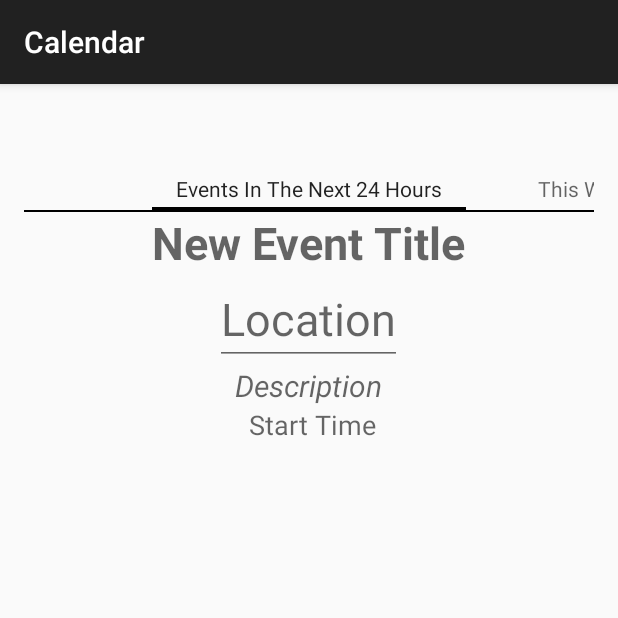
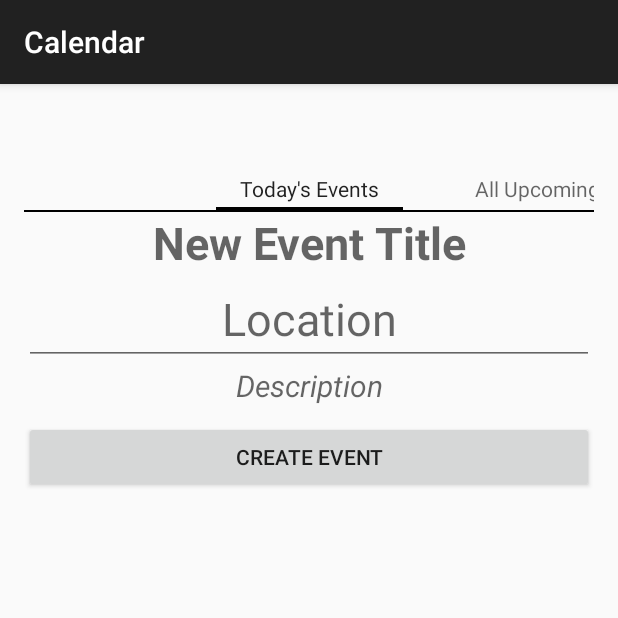
Before and after one commit to ahhhlvin/CardMAE, an Android app: the fragment AddEventToCal placed in its activity, on a phone screen of 412 x 824 dp, the top half of it. Run offline under Robolectric (Android 15) with nearby library versions, the light colour scheme and no system bars; 2 statements that could not run were skipped.

Commit message:
create event fragment working

```diff
--- a/app/src/main/java/madelyntav/c4q/nyc/googlecards/AddEventToCal.java
+++ b/app/src/main/java/madelyntav/c4q/nyc/googlecards/AddEventToCal.java
@@ -1,13 +1,15 @@
 package madelyntav.c4q.nyc.googlecards;
 
 
+import android.app.Fragment;
+import android.content.Intent;
 import android.os.Bundle;
-import android.app.Fragment;
+import android.provider.CalendarContract;
 import android.view.LayoutInflater;
 import android.view.View;
 import android.view.ViewGroup;
-
-import java.util.ArrayList;
+import android.widget.Button;
+import android.widget.EditText;
 
 
 /**
@@ -15,9 +17,22 @@ import java.util.ArrayList;
  */
 public class AddEventToCal extends android.support.v4.app.Fragment {
 
+    Button submit;
+    EditText newTitle;
+    EditText newLocation;
+    EditText description;
+    String getTitle;
+    String getLocation;
+    String getDescription;
 
     public AddEventToCal() {
         // Required empty public constructor
+    }
+
+    @Override
+    public void onActivityCreated(Bundle savedInstanceState) {
+        super.onActivityCreated(savedInstanceState);
+
     }
 
 
@@ -27,10 +42,50 @@ public class AddEventToCal extends android.support.v4.app.Fragment {
         // Inflate the layout for this fragment
         View thisView= inflater.inflate(R.layout.fragment_add_event_to_cal, container, false);
 
+        Button submit=(Button)thisView.findViewById(R.id.submit);
+        newTitle=(EditText) thisView.findViewById(R.id.newTitle);
+        newLocation=(EditText) thisView.findViewById(R.id.newLocation);
+        description=(EditText) thisView.findViewById(R.id.newDescription);
 
+
+
+
+        submit.setOnClickListener(new View.OnClickListener() {
+            @Override
+            public void onClick(View v) {
+
+                if(newTitle.getText()!=null){
+                    getTitle=newTitle.getText().toString();
+                } else {
+                    getTitle="";
+                }
+
+
+
+
+                if (newLocation.getText()!=null){
+                    getLocation=newLocation.getText().toString();
+                }
+                else {
+                    getLocation = "";
+                }
+
+
+                if(description.getText()!=null){
+                    getDescription=description.getText().toString();
+                } else{
+                    getDescription="";
+                }
+
+                Intent calIntent = new Intent(Intent.ACTION_INSERT);
+                calIntent.setType("vnd.android.cursor.item/event");
+                calIntent.putExtra(CalendarContract.Events.TITLE, getTitle);
+                calIntent.putExtra(CalendarContract.Events.EVENT_LOCATION,getLocation);
+                calIntent.putExtra(CalendarContract.Events.DESCRIPTION,getDescription);
+                startActivity(calIntent);
+            }
+        });
 
         return thisView;
     }
-
-
 }
--- a/app/src/main/java/madelyntav/c4q/nyc/googlecards/Calendar.java
+++ b/app/src/main/java/madelyntav/c4q/nyc/googlecards/Calendar.java
@@ -10,8 +10,6 @@ import android.net.ConnectivityManager;
 import android.net.NetworkInfo;
 import android.os.AsyncTask;
 import android.os.Bundle;
-import android.os.Parcel;
-import android.os.Parcelable;
 import android.support.v4.app.FragmentPagerAdapter;
 import android.support.v4.view.ViewPager;
 import android.support.v7.app.ActionBarActivity;
@@ -45,16 +43,15 @@ public class Calendar extends ActionBarActivity implements OnTaskCompleted {
      */
     com.google.api.services.calendar.Calendar mService;
 
-    GoogleAccountCredential credential;
+    public GoogleAccountCredential credential;
     TextView mStatusText;
     TextView mResultsText;
     public List<String> eventStrings;
     final HttpTransport transport = AndroidHttp.newCompatibleTransport();
     final JsonFactory jsonFactory = GsonFactory.getDefaultInstance();
     CardFragment mCardFragment;
-    TomorrowFragment mTomorrowFragment;
+    AllEventsFragment mAllEventsFragment;
     AddEventToCal mAddEventToCal;
-
     static final int REQUEST_ACCOUNT_PICKER = 1000;
     static final int REQUEST_AUTHORIZATION = 1001;
     static final int REQUEST_GOOGLE_PLAY_SERVICES = 1002;
@@ -76,7 +73,7 @@ public class Calendar extends ActionBarActivity implements OnTaskCompleted {
             //Restore the fragment's instance
             mCardFragment = (CardFragment) getSupportFragmentManager().getFragment(
                     savedInstanceState, "mCardFragment");
-            mTomorrowFragment = (TomorrowFragment) getSupportFragmentManager().getFragment(savedInstanceState, "mTomorrowFragment");
+            mAllEventsFragment = (AllEventsFragment) getSupportFragmentManager().getFragment(savedInstanceState, "mTomorrowFragment");
 
             mAddEventToCal = (AddEventToCal) getSupportFragmentManager().getFragment(savedInstanceState, "mAddEventToCal");
         }
@@ -176,10 +173,8 @@ public class Calendar extends ActionBarActivity implements OnTaskCompleted {
     protected void onSaveInstanceState(Bundle outState) {
         super.onSaveInstanceState(outState);
         getSupportFragmentManager().putFragment(outState, "mCardFragment", mCardFragment);
-        getSupportFragmentManager().putFragment(outState,"mTomorrowFragment", mTomorrowFragment);
-        getSupportFragmentManager().putFragment(outState,"mAddEventToCal", mAddEventToCal);
-
-
+        getSupportFragmentManager().putFragment(outState,"mTomorrowFragment", mAllEventsFragment);
+//        getSupportFragmentManager().putFragment(outState,"mAddEventToCal", mAddEventToCal);
     }
 
     /**
@@ -208,7 +203,7 @@ public class Calendar extends ActionBarActivity implements OnTaskCompleted {
         runOnUiThread(new Runnable() {
             @Override
             public void run() {
-                //mStatusText.setText("Retrieving data…");
+                mStatusText.setText("Retrieving data…");
 
             }
         });
@@ -318,12 +313,13 @@ public class Calendar extends ActionBarActivity implements OnTaskCompleted {
     }
 
 
-    public class ApiAsyncTask extends AsyncTask<Void, Void, ArrayList<String>> implements Parcelable {
+    public class ApiAsyncTask extends AsyncTask<Void, Void, ArrayList<String>>  {
         public Calendar mActivity;
         private OnTaskCompleted listener;
         private Context contxt;
         private Activity activity;
         private ArrayList<String> eventStrings;
+        private ArrayList<String> todayEventstrings;
 
         /**
          * Constructor.
@@ -362,17 +358,26 @@ public class Calendar extends ActionBarActivity implements OnTaskCompleted {
 
         @Override
         protected  void onPostExecute(final ArrayList<String> eventStrings) {
-            //eventStrings=new ArrayList<>();
             if (eventStrings.size() > 0) {
                 mActivity.clearResultsText();
-                mActivity.updateResultsText(eventStrings);
-                CardFragment cardFragment = (CardFragment) mPagesAdapter.getItem(0);
-
-                cardFragment.updateEventData(eventStrings);
+               // CardFragment cardFragment = (CardFragment) mPagesAdapter.getItem(0);
+                mAllEventsFragment.updateEventData(eventStrings);
 
             } else {
-                // log an error
+
+                mStatusText.setText("No Events Found");
             }
+
+            if(todayEventstrings.size() > 0) {
+                mCardFragment.updateEventData(todayEventstrings);
+            }
+            else{
+
+                mStatusText.setText("No Events Found");
+            }
+
+            mStatusText.setText("");
+
         }
 
         /**
@@ -387,17 +392,14 @@ public class Calendar extends ActionBarActivity implements OnTaskCompleted {
             DateTime tomorrow = new DateTime(System.currentTimeMillis() + 86400000);
 
             eventStrings = new ArrayList<String>();
+            todayEventstrings= new ArrayList<>();
 
-            //Get all of the events of the primary calendar for the next 24 hours
             Events events = mActivity.mService.events().list("primary")
                     .setTimeMin(now)
                     .setOrderBy("startTime")
                     .setSingleEvents(true)
                     .execute();
-
-
             List<Event> items = events.getItems();
-
             for (Event event : items) {
                 DateTime start = event.getStart().getDateTime();
 
@@ -417,46 +419,64 @@ public class Calendar extends ActionBarActivity implements OnTaskCompleted {
                 }
                 eventStrings.add(
                         String.format(event.getSummary() + " /" + location+ " /" + start + " /"+ end));
+
+
+            }
+
+            //Get all of the events of the primary calendar for the next 24 hours
+            Events events1=mActivity.mService.events().list("primary")
+                    .setTimeMin(now)
+                    .setTimeMax(tomorrow)
+                    .setSingleEvents(true)
+                    .execute();
+
+
+            List<Event> items1 = events1.getItems();
+            for (Event event : items1) {
+                DateTime start1 = event.getStart().getDateTime();
+
+                DateTime end1 = event.getEnd().getDateTime();
+
+                String location = event.getLocation();
+                if (location == null) {
+                    location = "";
+                }
+                if (start1 == null) {
+                    // All-day events don't have start times, so just use
+                    // the start date.
+                    start1 = event.getStart().getDate();
+                    if (end1 == null) {
+                        end1 = event.getEnd().getDate();
+                    }
+                }
+                todayEventstrings.add(event.getSummary()+"/"+location+"/"+start1+"/"+end1);
             }
 
             return eventStrings;
         }
 
-        @Override
-        public int describeContents() {
-            return 0;
-        }
-
-        @Override
-        public void writeToParcel(Parcel dest, int flags) {
-            dest.writeList(eventStrings);
-
-
-        }
     }
 
     public class PagesAdapter extends FragmentPagerAdapter {
-
-//        CardFragment mCardFragment;
-//        TomorrowFragment mTomorrowFragment;
-//        AddEventToCal mAddEventToCal;
-
         public PagesAdapter(android.support.v4.app.FragmentManager fragmentManager) {
             super(fragmentManager);
             mCardFragment = new CardFragment();
-            mTomorrowFragment = new TomorrowFragment();
+            mAllEventsFragment = new AllEventsFragment();
             mAddEventToCal = new AddEventToCal();
         }
 
         @Override
         public android.support.v4.app.Fragment getItem(int position) {
-            if(position == 0){
+            if (position == 0) {
                 return mCardFragment;
-            } else if (position == 1){
-                return mTomorrowFragment;
-            } else {
+            } else if (position == 1) {
+                return mAllEventsFragment;
+            } else if (position == 2) {
+
                 return mAddEventToCal;
+
             }
+            return null;
         }
 
         @Override
@@ -467,14 +487,15 @@ public class Calendar extends ActionBarActivity implements OnTaskCompleted {
         @Override
         public CharSequence getPageTitle(int position) {
             if(position ==0){
-                return "Events In The Next 24 Hours";
+                return "Today's Events";
             }
             else if(position==1){
-                return "This Weeks Events";
+                return "All Upcoming Events";
             }
-            else {
+            else if(position==2){
                 return "Create New Event";
             }
+            return null;
         }
     }
 }
--- a/app/src/main/java/madelyntav/c4q/nyc/googlecards/TomorrowFragment.java
+++ /dev/null
@@ -1,108 +0,0 @@
-package madelyntav.c4q.nyc.googlecards;
-
-
-import android.annotation.TargetApi;
-import android.database.Cursor;
-import android.os.Build;
-import android.os.Bundle;
-import android.app.Fragment;
-import android.provider.CalendarContract;
-import android.view.LayoutInflater;
-import android.view.View;
-import android.view.ViewGroup;
-import android.widget.BaseAdapter;
-import android.widget.Button;
-import android.widget.ListView;
-import android.widget.TextView;
-
-import java.util.ArrayList;
-import java.util.List;
-
-
-/**
- * A simple {@link Fragment} subclass.
- */
-public class TomorrowFragment extends android.support.v4.app.Fragment {
-
-    private ListView mListView;
-    View rowView;
-    private List<String> mNewsList;
-    String Title;
-    String Location;
-    String Times;
-    TextView location;
-    Calendar calendar;
-    public ArrayList<String> listContent;
-    private Cursor mCursor = null;
-    private static final String[] COLS = new String[]
-            { CalendarContract.Events.TITLE, CalendarContract.Events.DTSTART};
-    Button viewFull;
-    ArrayList<String> transfer;
-    public TomorrowFragment() {
-        // Required empty public constructor
-    }
-
-    @TargetApi(Build.VERSION_CODES.ICE_CREAM_SANDWICH)
-    @Override
-    public View onCreateView(LayoutInflater inflater, ViewGroup container,
-                             Bundle savedInstanceState) {
-
-            // Inflate the layout for this fragment
-            final View fragmentView= inflater.inflate(R.layout.fragment_tomorrow, container, false);
-            rowView=getActivity().getLayoutInflater().inflate(R.layout.row, null);
-            //viewFull=(Button) rowView.findViewById(R.id.button);
-            location=(TextView) rowView.findViewById(R.id.location);
-            TextView tv = (TextView) rowView.findViewById(R.id.title);
-
-
-            mNewsList=new ArrayList<>();
-            mNewsList.add("Beach");
-            mNewsList.add("Work");
-            mNewsList.add("C4Q");
-            mListView=(ListView) fragmentView.findViewById(R.id.myListView);
-            mListView.setAdapter(new MyAdapter());
-
-
-
-            return fragmentView;
-        }
-
-
-
-
-
-        private class MyAdapter extends BaseAdapter {
-            @Override
-            public int getCount() {
-                return mNewsList.size();
-            }
-
-            @Override
-            public Object getItem(int position) {
-                return mNewsList.get(position);
-            }
-
-            @Override
-            public long getItemId(int position) {
-                return 0;
-            }
-
-
-
-            @Override
-            public View getView(int position, View convertView, ViewGroup parent) {
-
-                rowView=getActivity().getLayoutInflater().inflate(R.layout.row,null);
-                TextView title=(TextView)rowView.findViewById(R.id.title);
-                TextView location=(TextView) rowView.findViewById(R.id.location);
-                TextView times=(TextView) rowView.findViewById(R.id.timeStart);
-
-                title.setText(mNewsList.get(position));
-                //location.setText(transfer.get(position));
-
-
-                return rowView;
-            }
-        }
-
-    }
--- a/app/src/main/res/layout/fragment_add_event_to_cal.xml
+++ b/app/src/main/res/layout/fragment_add_event_to_cal.xml
@@ -6,10 +6,10 @@
     <!-- TODO: Update blank fragment layout -->
 
     <EditText
-        android:layout_width="wrap_content"
+        android:layout_width="fill_parent"
         android:layout_height="wrap_content"
         android:id="@+id/newTitle"
-        android:layout_gravity="center_horizontal|top"
+        android:gravity="center"
         android:hint="New Event Title"
         android:background="@null"
         android:textSize="30dp"
@@ -18,20 +18,20 @@
         android:layout_centerHorizontal="true" />
 
     <EditText
-        android:layout_width="wrap_content"
+        android:layout_width="fill_parent"
         android:layout_height="wrap_content"
         android:id="@+id/newLocation"
-        android:layout_gravity="center_horizontal|top"
+        android:gravity="center"
         android:hint="Location"
         android:textSize="30dp"
         android:layout_below="@+id/newTitle"
         android:layout_centerHorizontal="true" />
 
     <EditText
-        android:layout_width="350dp"
+        android:layout_width="fill_parent"
         android:layout_height="wrap_content"
         android:id="@+id/newDescription"
-        android:layout_gravity="center_horizontal|top"
+        android:layout_gravity="center"
         android:background="@null"
         android:textStyle="italic"
         android:textSize="20dp"
@@ -40,17 +40,34 @@
         android:layout_below="@+id/newLocation"
         android:layout_centerHorizontal="true" />
 
-    <EditText
-        android:layout_width="wrap_content"
+    <!--<EditText-->
+        <!--android:layout_width="wrap_content"-->
+        <!--android:layout_height="wrap_content"-->
+        <!--android:inputType="time"-->
+        <!--android:ems="10"-->
+        <!--android:id="@+id/startTime"-->
+        <!--android:layout_below="@+id/newDescription"-->
+        <!--android:layout_alignLeft="@+id/newTitle"-->
+        <!--android:layout_alignStart="@+id/newTitle"-->
+        <!--android:hint="Start Time"-->
+        <!--android:background="@null"-->
+        <!--android:gravity="center_horizontal" />-->
+    <!--<EditText-->
+        <!--android:layout_width="fill_parent"-->
+        <!--android:layout_height="wrap_content"-->
+        <!--android:id="@+id/endTime"-->
+        <!--android:layout_below="@+id/startTime"-->
+        <!--android:gravity="center"-->
+        <!--android:hint="End Time"/>-->
+
+
+    <Button
+        android:layout_width="fill_parent"
         android:layout_height="wrap_content"
-        android:inputType="time"
-        android:ems="10"
-        android:id="@+id/editText"
         android:layout_below="@+id/newDescription"
-        android:layout_alignLeft="@+id/newTitle"
-        android:layout_alignStart="@+id/newTitle"
-        android:hint="Start Time"
-        android:background="@null"
-        android:gravity="center_horizontal" />
+        android:id="@+id/submit"
+        android:layout_marginTop="10dp"
+        android:onClick="submitEvent"
+        android:text="Create Event"/>
 
 </RelativeLayout>
```
Also changed, not shown: app/src/main/AndroidManifest.xml (+3 -4 lines), app/src/main/java/madelyntav/c4q/nyc/googlecards/AllEventsFragment.java (added, +152 -0 lines), app/src/main/java/madelyntav/c4q/nyc/googlecards/CardFragment.java (+6 -4 lines).
